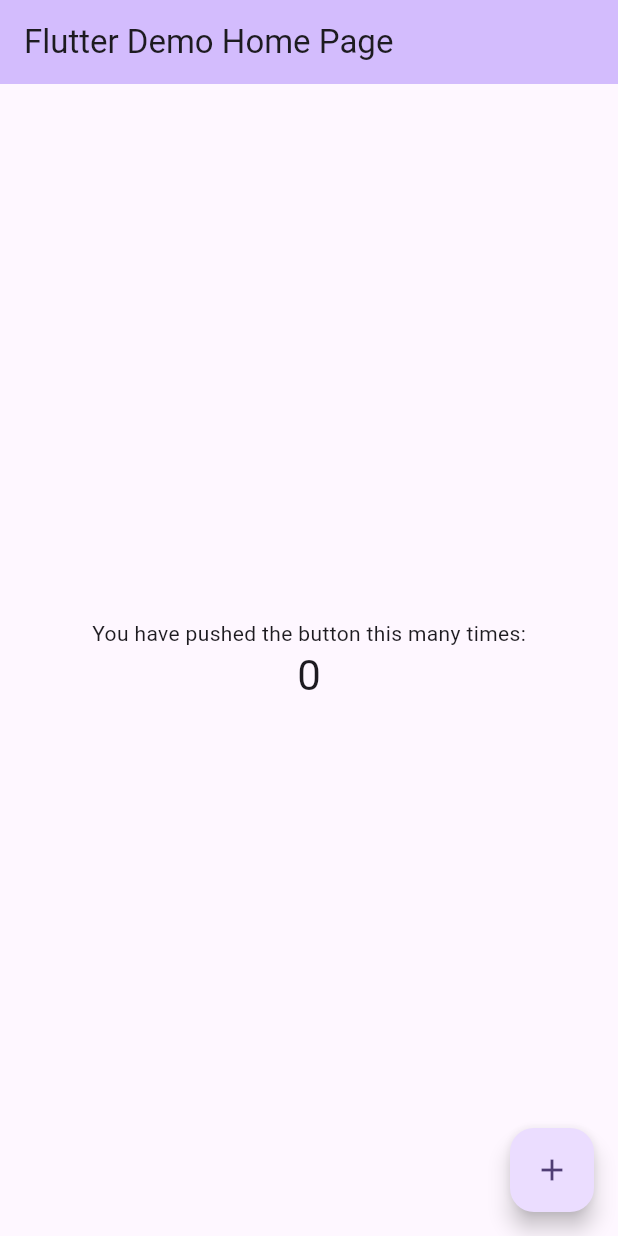
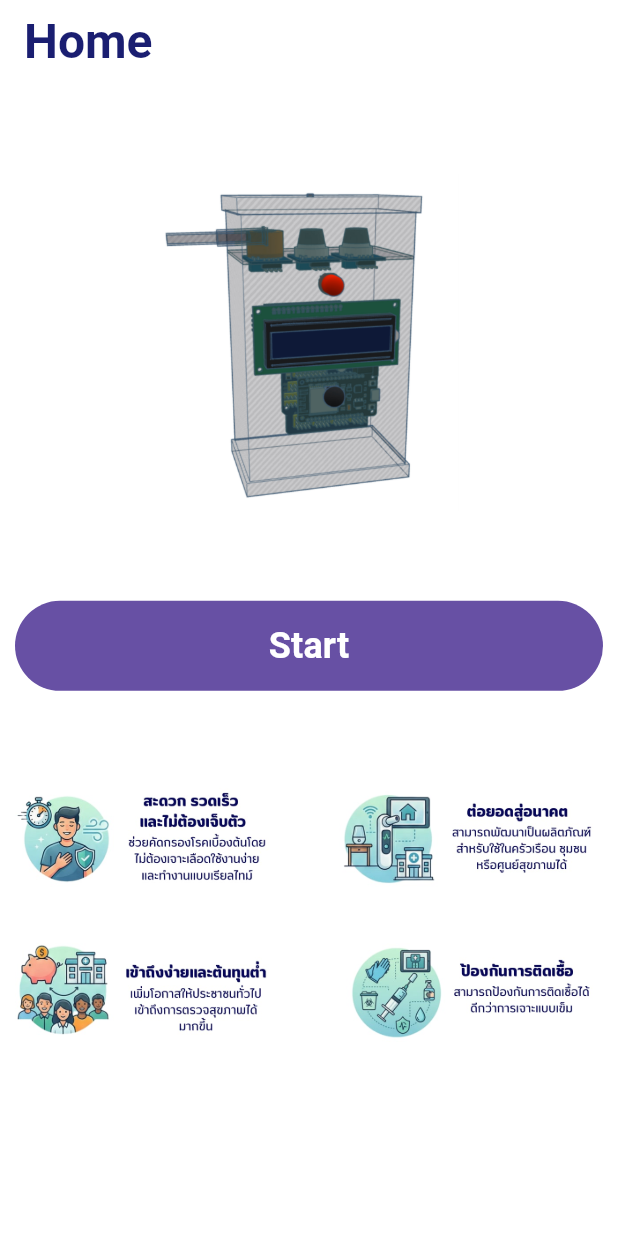
Before and after one commit to IonixxE/blabla, a Flutter app: the screen it shows after launch, on a phone screen of 412 x 824 dp. Run offline on Flutter 3.47's test engine with Material 3 defaults, Android fonts, the phone set to English and light mode, and no system bars.

Commit message:
Add Home and Result screens with navigation functionality
- Implemented the Home screen with a start button that navigates to the Result screen.
- Created the Result screen displaying a loading message and an image.
- Added necessary imports and structured the UI components for both screens.

```diff
--- a/enose/lib/main.dart
+++ b/enose/lib/main.dart
@@ -1,4 +1,5 @@
 import 'package:flutter/material.dart';
+import 'package:enose/screens/home.dart';
 
 void main() {
   runApp(const MyApp());
@@ -7,115 +8,24 @@ void main() {
 class MyApp extends StatelessWidget {
   const MyApp({super.key});
 
-  // This widget is the root of your application.
   @override
   Widget build(BuildContext context) {
     return MaterialApp(
-      title: 'Flutter Demo',
-      theme: ThemeData(
-        // This is the theme of your application.
-        //
-        // TRY THIS: Try running your application with "flutter run". You'll see
-        // the application has a purple toolbar. Then, without quitting the app,
-        // try changing the seedColor in the colorScheme below to Colors.green
-        // and then invoke "hot reload" (save your changes or press the "hot
-        // reload" button in a Flutter-supported IDE, or press "r" if you used
-        // the command line to start the app).
-        //
-        // Notice that the counter didn't reset back to zero; the application
-        // state is not lost during the reload. To reset the state, use hot
-        // restart instead.
-        //
-        // This works for code too, not just values: Most code changes can be
-        // tested with just a hot reload.
-        colorScheme: .fromSeed(seedColor: Colors.deepPurple),
-      ),
-      home: const MyHomePage(title: 'Flutter Demo Home Page'),
-    );
-  }
-}
-
-class MyHomePage extends StatefulWidget {
-  const MyHomePage({super.key, required this.title});
-
-  // This widget is the home page of your application. It is stateful, meaning
-  // that it has a State object (defined below) that contains fields that affect
-  // how it looks.
-
-  // This class is the configuration for the state. It holds the values (in this
-  // case the title) provided by the parent (in this case the App widget) and
-  // used by the build method of the State. Fields in a Widget subclass are
-  // always marked "final".
-
-  final String title;
-
-  @override
-  State<MyHomePage> createState() => _MyHomePageState();
-}
-
-class _MyHomePageState extends State<MyHomePage> {
-  int _counter = 0;
-
-  void _incrementCounter() {
-    setState(() {
-      // This call to setState tells the Flutter framework that something has
-      // changed in this State, which causes it to rerun the build method below
-      // so that the display can reflect the updated values. If we changed
-      // _counter without calling setState(), then the build method would not be
-      // called again, and so nothing would appear to happen.
-      _counter++;
-    });
-  }
-
-  @override
-  Widget build(BuildContext context) {
-    // This method is rerun every time setState is called, for instance as done
-    // by the _incrementCounter method above.
-    //
-    // The Flutter framework has been optimized to make rerunning build methods
-    // fast, so that you can just rebuild anything that needs updating rather
-    // than having to individually change instances of widgets.
-    return Scaffold(
-      appBar: AppBar(
-        // TRY THIS: Try changing the color here to a specific color (to
-        // Colors.amber, perhaps?) and trigger a hot reload to see the AppBar
-        // change color while the other colors stay the same.
-        backgroundColor: Theme.of(context).colorScheme.inversePrimary,
-        // Here we take the value from the MyHomePage object that was created by
-        // the App.build method, and use it to set our appbar title.
-        title: Text(widget.title),
-      ),
-      body: Center(
-        // Center is a layout widget. It takes a single child and positions it
-        // in the middle of the parent.
-        child: Column(
-          // Column is also a layout widget. It takes a list of children and
-          // arranges them vertically. By default, it sizes itself to fit its
-          // children horizontally, and tries to be as tall as its parent.
-          //
-          // Column has various properties to control how it sizes itself and
-          // how it positions its children. Here we use mainAxisAlignment to
-          // center the children vertically; the main axis here is the vertical
-          // axis because Columns are vertical (the cross axis would be
-          // horizontal).
-          //
-          // TRY THIS: Invoke "debug painting" (choose the "Toggle Debug Paint"
-          // action in the IDE, or press "p" in the console), to see the
-          // wireframe for each widget.
-          mainAxisAlignment: .center,
-          children: [
-            const Text('You have pushed the button this many times:'),
-            Text(
-              '$_counter',
-              style: Theme.of(context).textTheme.headlineMedium,
+      title: 'eNose',
+      home: Scaffold(
+        appBar: AppBar(
+          title: const Text(
+            'Home',
+            style: TextStyle(
+              color: Color.fromARGB(255, 26, 30, 113),
+              fontSize: 32,
+              fontWeight: FontWeight.bold,
             ),
-          ],
+          ),
+          backgroundColor: const Color.fromARGB(255, 255, 255, 255),
+          centerTitle: false,
         ),
-      ),
-      floatingActionButton: FloatingActionButton(
-        onPressed: _incrementCounter,
-        tooltip: 'Increment',
-        child: const Icon(Icons.add),
+        body: const Home(),
       ),
     );
   }
--- /dev/null
+++ b/enose/lib/screens/home.dart
@@ -0,0 +1,48 @@
+import 'package:enose/screens/result.dart';
+import 'package:flutter/material.dart';
+
+
+class Home extends StatelessWidget {
+  const Home({super.key});
+
+  @override
+  Widget build(BuildContext context) {
+    return Container(
+      color: const Color.fromARGB(255, 255, 255, 255),
+      padding: const EdgeInsets.symmetric(horizontal: 10, vertical: 30),
+      child: Center(
+        child: Column(
+          mainAxisAlignment: MainAxisAlignment.start,
+          crossAxisAlignment: CrossAxisAlignment.stretch,
+          children: [
+            const SizedBox(height: 30),
+            Center(child: Image.asset('assets/images/machine.jpg', width: 200)),
+            const SizedBox(height: 60),
+            SizedBox(
+              height: 60,
+              width: 10,
+              child: FilledButton(
+                onPressed: () {
+                  result();
+                },
+                child: const Text(
+                  'Start',
+                  style: TextStyle(
+                    fontSize: 24,
+                    color: Colors.white,
+                    fontWeight: FontWeight.bold,
+                  ),
+                ),
+              ),
+            ),
+            const SizedBox(height: 60),
+            Image.asset('assets/images/benefits.jpg'),
+          ],
+        ),
+      ),
+    );
+  }
+  void result() {
+    runApp(const Result());
+  }
+}
```
Also changed, not shown: enose/lib/screens/result.dart (added, +45 -0 lines), enose/pubspec.yaml (+2 -5 lines), enose/assets/images/abc.png (added), enose/assets/images/benefits.jpg (added), enose/assets/images/machine.jpg (added), 1 other file.
